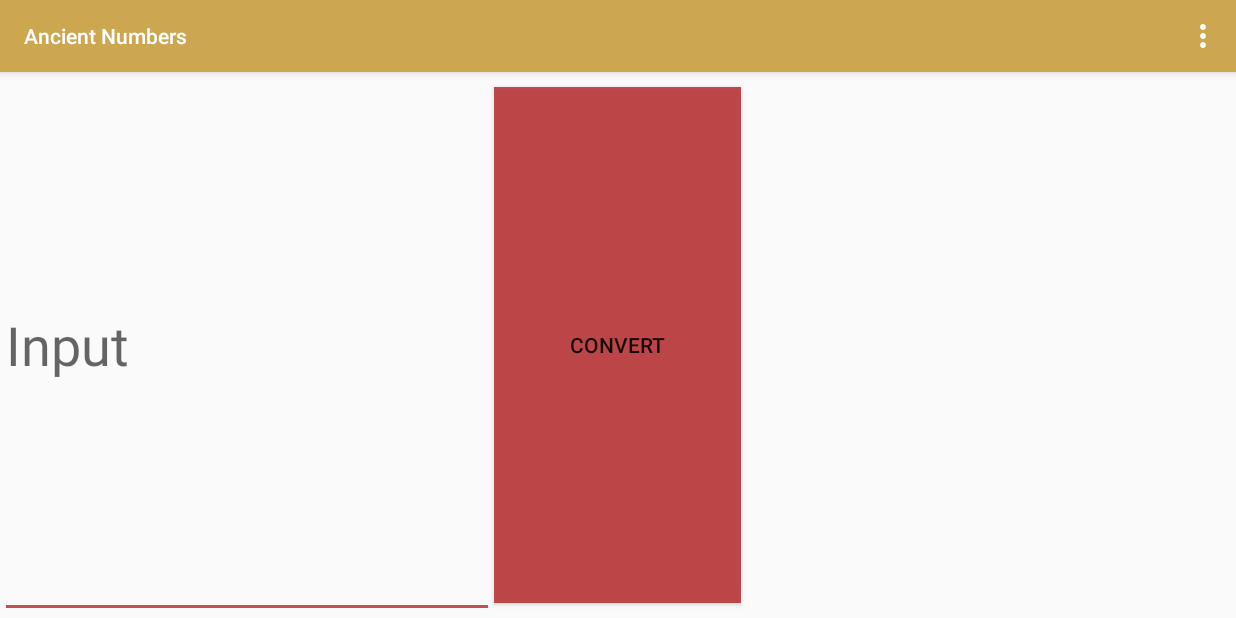
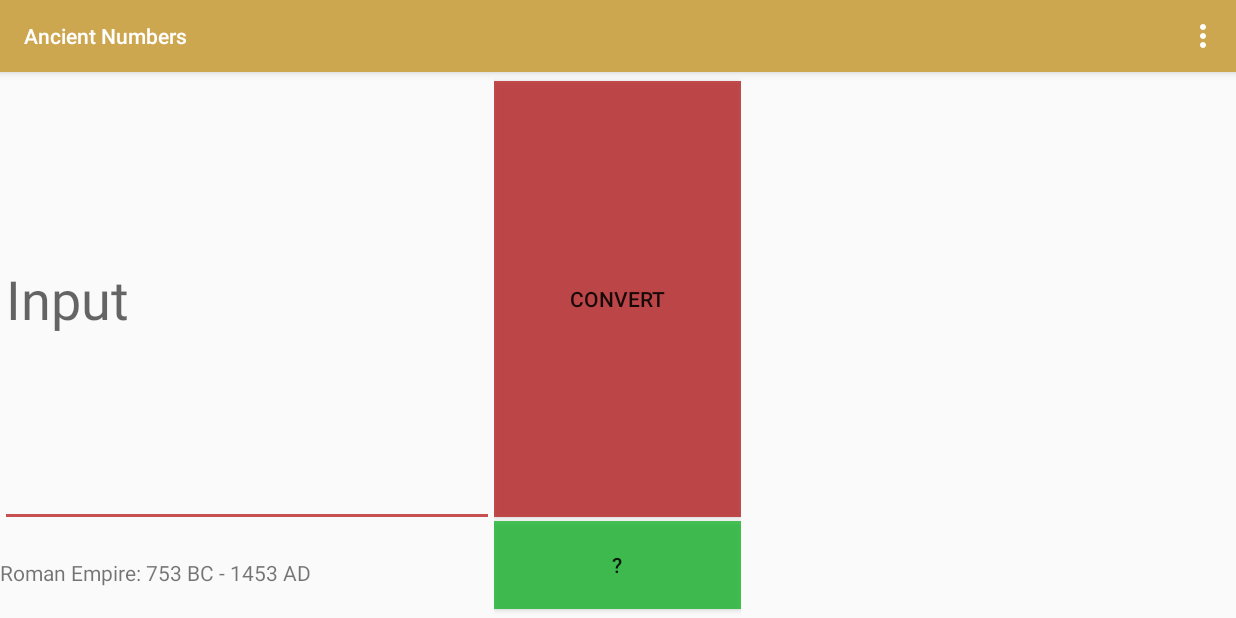
Before and after one commit to TomEddy/AncientNumbers, an Android app: the screen it shows after launch (MainActivity), in the options menu, after a tap on "Roman", on a phone screen of 824 x 412 dp (held sideways). Run offline under Robolectric (Android 15) with nearby library versions, the phone set to English and light mode, and no system bars.

Commit message:
Day 5
Added help button linking to helpful websites for each number system.
Added small civilization description beneath input text view. Cleaned up
conversion code for both mayan and roman converters. Added roman support
up to 1000.

```diff
--- a/app/src/main/java/ancientnumbers/eddytom/com/ancientnumbers/MainActivity.java
+++ b/app/src/main/java/ancientnumbers/eddytom/com/ancientnumbers/MainActivity.java
@@ -1,5 +1,7 @@
 package ancientnumbers.eddytom.com.ancientnumbers;
 
+import android.content.Intent;
+import android.net.Uri;
 import android.os.Bundle;
 import android.support.v7.app.AppCompatActivity;
 import android.support.v7.widget.Toolbar;
@@ -18,16 +20,17 @@ import java.util.ArrayList;
 
 public class MainActivity extends AppCompatActivity {
 
-    TableLayout output_mayan;
+    TableLayout output_mayan, output_egypt;
     TextView output_roman;
     Space m1space, m2space;
-    Button convert;
+    Button convert, help;
     private ImageView r11, r12, r13, r14, r16, r17, r18, r19, r111, r112, r113, r114, r116, r117, r118, r119, r21, r22, r23, r24, r26, r27, r28, r29, r211, r212, r213, r214, r216, r217, r218, r219, r31, r32, r33, r34, r36, r37, r38, r39, r311, r312, r313, r314, r316, r317, r318, r319, r41, r42, r43, r44, r46, r47, r48, r49, r411, r412, r413, r414, r416, r417, r418, r419;
     ArrayList<ImageView> nodeList;
     EditText input;
+    TextView civ_detail;
     Mayan_Converter m;
     Roman_Converter r;
-    boolean mayan_on = true, roman_on = false;
+    boolean mayan_on = true, roman_on = false, egypt_on = false;
 
     @Override
     protected void onCreate(Bundle savedInstanceState) {
@@ -38,11 +41,17 @@ public class MainActivity extends AppCompatActivity {
 
         //Creating instances of all components.
         input = findViewById(R.id.input);
+        civ_detail = findViewById(R.id.group_detail);
+
         convert = findViewById(R.id.convert);
+        help = findViewById(R.id.help);
+
+        //Outputs
         output_mayan = findViewById(R.id.output_mayan);
         m1space = findViewById(R.id.space_one_mayan);
         m2space = findViewById(R.id.space_two_mayan);
         output_roman = findViewById(R.id.output_roman);
+        output_egypt = findViewById(R.id.output_egypt);
         r11 = findViewById(R.id.r11);
         r12 = findViewById(R.id.r12);
         r13 = findViewById(R.id.r13);
@@ -202,11 +211,33 @@ public class MainActivity extends AppCompatActivity {
                 }
 
                 if (roman_on) {
-                    if (num <= 399) {
+                    if (num <= 1000) {
                         r.conv_num(num);
                     } else {
-                        Toast.makeText(MainActivity.this, "Please enter a number within 1-399.", Toast.LENGTH_LONG).show();
+                        Toast.makeText(MainActivity.this, "Please enter a number within 1-1000.", Toast.LENGTH_LONG).show();
                     }
+                }
+            }
+        });
+
+        help.setOnClickListener(new View.OnClickListener() {
+            @Override
+            //Probably should limit to one click or do a warning.
+            public void onClick(View view) {
+                Intent browInt;
+                if (mayan_on) {
+                    browInt = new Intent(Intent.ACTION_VIEW, Uri.parse("https://courses.lumenlearning.com/waymakermath4libarts/chapter/the-mayan-numeral-system/"));
+                    startActivity(browInt);
+                }
+
+                if (roman_on) {
+                    browInt = new Intent(Intent.ACTION_VIEW, Uri.parse("https://www.britannica.com/topic/Roman-numeral"));
+                    startActivity(browInt);
+                }
+
+                if(egypt_on){
+                    browInt = new Intent(Intent.ACTION_VIEW, Uri.parse("https://discoveringegypt.com/egyptian-hieroglyphic-writing/egyptian-mathematics-numbers-hieroglyphs/"));
+                    startActivity(browInt);
                 }
                 }
             });
@@ -228,22 +259,50 @@ public class MainActivity extends AppCompatActivity {
 
         //noinspection SimplifiableIfStatement
         if (id == R.id.action_settings_mayan) {
+            if (!mayan_on){
                 Toast.makeText(MainActivity.this, "Switching to Mayan Converter", Toast.LENGTH_LONG).show();
             output_mayan.setVisibility(View.VISIBLE);
             m1space.setVisibility(View.VISIBLE);
             m2space.setVisibility(View.VISIBLE);
             output_roman.setVisibility(View.GONE);
+            output_egypt.setVisibility(View.GONE);
             mayan_on = true;
             roman_on = false;
+            egypt_on = false;
+            //Fact check needed
+            civ_detail.setText("Mayan Civilization: 1800 BC - 1697 AD");
+         }
         }
         if (id == R.id.action_settings_roman) {
+            if(!roman_on) {
                 Toast.makeText(MainActivity.this, "Switching to Roman Converter", Toast.LENGTH_LONG).show();
                 output_roman.setVisibility(View.VISIBLE);
                 output_mayan.setVisibility(View.GONE);
+                output_egypt.setVisibility(View.GONE);
                 m1space.setVisibility(View.GONE);
                 m2space.setVisibility(View.GONE);
                 mayan_on = false;
+                egypt_on = false;
                 roman_on = true;
+                //Fact check needed
+                civ_detail.setText("Roman Empire: 753 BC - 1453 AD");
+            }
+        }
+
+        if (id == R.id.action_settings_egypt){
+            if(!egypt_on){
+                Toast.makeText(MainActivity.this, "Switching to Egyptian Converter", Toast.LENGTH_LONG).show();
+                output_roman.setVisibility(View.GONE);
+                output_mayan.setVisibility(View.GONE);
+                output_egypt.setVisibility(View.VISIBLE);
+                m1space.setVisibility(View.GONE);
+                m2space.setVisibility(View.GONE);
+                mayan_on = false;
+                egypt_on = true;
+                roman_on = false;
+                //Fact check needed
+                civ_detail.setText("Ancient Egypt: 3100 BC - 30 BC");
+            }
         }
         return super.onOptionsItemSelected(item);
     }
--- a/app/src/main/res/layout/content_main.xml
+++ b/app/src/main/res/layout/content_main.xml
@@ -14,28 +14,62 @@
         android:layout_height="match_parent"
         android:orientation="horizontal">
 
-        <EditText
-            android:id="@+id/input"
+        <LinearLayout
             android:layout_width="0dp"
             android:layout_height="match_parent"
             android:layout_weight="24"
+            android:orientation="vertical">
+
+            <EditText
+                android:id="@+id/input"
+                android:layout_width="match_parent"
+                android:layout_height="0dp"
+                android:layout_weight="5"
                 android:ems="10"
                 android:hint="Input"
                 android:inputType="number"
                 android:textSize="36sp"
                 android:visibility="visible" />
 
+            <TextView
+                android:id="@+id/group_detail"
+                android:layout_width="match_parent"
+                android:layout_height="0dp"
+                android:layout_weight="1"
+                android:gravity="center_vertical"
+                android:text="Mayan Civilization: 1800 BC - 1697 AD" />
+        </LinearLayout>
+
+        <LinearLayout
+            android:layout_width="0dp"
+            android:layout_height="match_parent"
+            android:layout_weight="12"
+            android:orientation="vertical">
+
             <Button
                 android:id="@+id/convert"
                 style="@android:style/Animation"
-            android:layout_width="0dp"
-            android:layout_height="match_parent"
-            android:layout_marginBottom="10dp"
-            android:layout_marginTop="10dp"
-            android:layout_weight="12"
+                android:layout_width="match_parent"
+                android:layout_height="0dp"
+                android:layout_marginBottom="1dp"
+                android:layout_marginTop="6dp"
+                android:layout_weight="5"
                 android:background="@color/colorAccent"
                 android:text="Convert"
                 android:visibility="visible" />
+
+            <Button
+                android:id="@+id/help"
+                style="@android:style/Animation"
+                android:layout_width="match_parent"
+                android:layout_height="0dp"
+                android:layout_marginBottom="6dp"
+                android:layout_marginTop="1dp"
+                android:layout_weight="1"
+                android:background="@color/helpButton"
+                android:text="?"
+                android:visibility="visible" />
+        </LinearLayout>
 
         <Space
             android:id="@+id/space_one_mayan"
@@ -848,6 +882,30 @@
             android:textSize="36sp"
             android:visibility="gone" />
 
+        <TableLayout
+            android:id="@+id/output_egypt"
+            android:layout_width="0dp"
+            android:layout_height="match_parent"
+            android:layout_weight="24"
+            android:visibility="gone">
+
+            <TableRow
+                android:layout_width="match_parent"
+                android:layout_height="match_parent" />
+
+            <TableRow
+                android:layout_width="match_parent"
+                android:layout_height="match_parent" />
+
+            <TableRow
+                android:layout_width="match_parent"
+                android:layout_height="match_parent" />
+
+            <TableRow
+                android:layout_width="match_parent"
+                android:layout_height="match_parent" />
+        </TableLayout>
+
     </LinearLayout>
 
 </android.support.constraint.ConstraintLayout>
--- a/app/src/main/res/menu/menu_main.xml
+++ b/app/src/main/res/menu/menu_main.xml
@@ -8,8 +8,14 @@
         android:title="@string/action_settings_mayan"
         app:showAsAction="never" />
     <item
-        android:id="@+id/action_settings_roman"
+    android:id="@+id/action_settings_roman"
+    android:orderInCategory="100"
+    android:title="@string/action_settings_roman"
+    app:showAsAction="never" />
+
+    <item
+        android:id="@+id/action_settings_egypt"
         android:orderInCategory="100"
-        android:title="@string/action_settings_roman"
+        android:title="@string/action_settings_egypt"
         app:showAsAction="never" />
 </menu>
--- a/app/src/main/res/values/colors.xml
+++ b/app/src/main/res/values/colors.xml
@@ -3,4 +3,5 @@
     <color name="colorPrimary">#cca750</color>
     <color name="colorPrimaryDark">#b38d36</color>
     <color name="colorAccent">#bfb51618</color>
+    <color name="helpButton">#bf0BB021</color>
 </resources>
--- a/app/src/main/res/values/strings.xml
+++ b/app/src/main/res/values/strings.xml
@@ -2,4 +2,5 @@
     <string name="app_name">Ancient Numbers</string>
     <string name="action_settings_mayan">Mayan</string>
     <string name="action_settings_roman">Roman</string>
+    <string name="action_settings_egypt">Egyptian</string>
 </resources>
```
Also changed, not shown: app/src/main/java/ancientnumbers/eddytom/com/ancientnumbers/Mayan_Converter.java (+18 -86 lines), app/src/main/java/ancientnumbers/eddytom/com/ancientnumbers/Roman_Converter.java (+40 -35 lines). Lines whose indentation alone changed are shown as unchanged.
